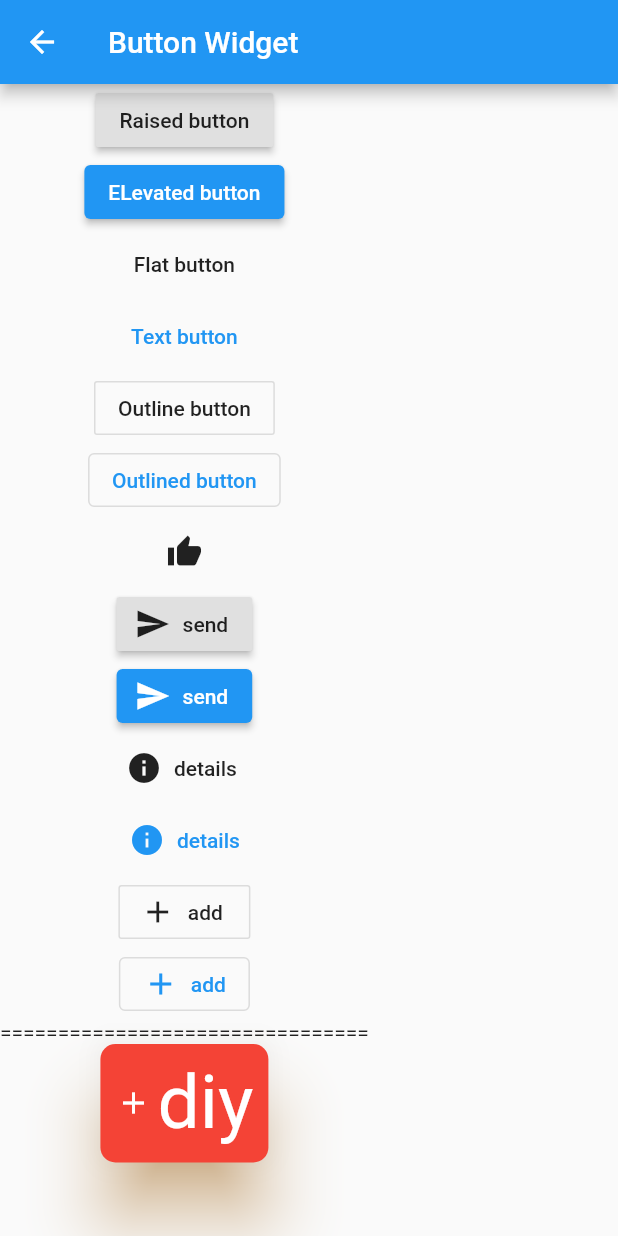
After one commit to zincPower/flutter-study-2021, a Flutter app: the ButtonWidgetPage screen opened directly, on a phone screen of 412 x 824 dp. The commit adds this screen. Run offline on Flutter 3.47's test engine with Material 2 defaults, Android fonts, the phone set to English and light mode, and no system bars.

Commit message:
feat: 增加 button

```diff
--- /dev/null
+++ b/lib/widget/button_widget_page.dart
@@ -0,0 +1,140 @@
+import 'package:flutter/material.dart';
+
+/// 按钮
+class ButtonWidgetPage extends StatelessWidget {
+  const ButtonWidgetPage({Key? key}) : super(key: key);
+
+  Color getColor(Set<MaterialState> states) {
+    const Set<MaterialState> interactiveStates = <MaterialState>{
+      MaterialState.pressed,
+      MaterialState.hovered,
+      MaterialState.focused,
+    };
+    if (states.any(interactiveStates.contains)) {
+      return Colors.blue;
+    }
+    return Colors.red;
+  }
+
+  @override
+  Widget build(BuildContext context) {
+    return Scaffold(
+      appBar: AppBar(
+        title: Text('Button Widget'),
+      ),
+      body: Column(
+        children: [
+          RaisedButton(
+            onPressed: () {},
+            child: Text('Raised button'),
+          ),
+          ElevatedButton(
+            onPressed: () {},
+            child: Text('ELevated button'),
+          ),
+          FlatButton(
+            onPressed: () {},
+            child: Text('Flat button'),
+          ),
+          TextButton(
+            onPressed: () {},
+            child: Text('Text button'),
+          ),
+          OutlineButton(
+            onPressed: () {},
+            child: Text('Outline button'),
+          ),
+          OutlinedButton(
+            onPressed: () {},
+            child: Text('Outlined button'),
+          ),
+          IconButton(
+            icon: Icon(Icons.thumb_up),
+            onPressed: () {},
+          ),
+          RaisedButton.icon(
+            onPressed: () {},
+            icon: Icon(Icons.send),
+            label: Text('send'),
+          ),
+          ElevatedButton.icon(
+            onPressed: () {},
+            icon: Icon(Icons.send),
+            label: Text('send'),
+          ),
+          FlatButton.icon(
+            icon: Icon(Icons.info),
+            label: Text("details"),
+            onPressed: () {},
+          ),
+          TextButton.icon(
+            icon: Icon(Icons.info),
+            label: Text("details"),
+            onPressed: () {},
+          ),
+          OutlineButton.icon(
+            icon: Icon(Icons.add),
+            label: Text("add"),
+            onPressed: () {},
+          ),
+          OutlinedButton.icon(
+            icon: Icon(Icons.add),
+            label: Text("add"),
+            onPressed: () {},
+          ),
+          Text('================================'),
+          TextButton.icon(
+            icon: Icon(Icons.add),
+            style: ButtonStyle(
+              // 背景色
+              backgroundColor: MaterialStateProperty.resolveWith(getColor),
+              // 文本样式
+              textStyle: MaterialStateProperty.resolveWith((states) {
+                return TextStyle(
+                  fontSize: 50,
+                );
+              }),
+              // 字体颜色
+              foregroundColor: MaterialStateProperty.resolveWith((states) {
+                return Colors.white;
+              }),
+              // 水波纹颜色
+              overlayColor: MaterialStateProperty.resolveWith((states) {
+                return Colors.purpleAccent;
+              }),
+              // 阴影颜色
+              shadowColor: MaterialStateProperty.resolveWith((states) {
+                return Colors.orangeAccent;
+              }),
+              // 阴影范围
+              elevation: MaterialStateProperty.resolveWith((states) {
+                return 20.0;
+              }),
+              // 内边距
+              padding: MaterialStateProperty.resolveWith((states) {
+                return EdgeInsets.all(10.0);
+              }),
+              // minimumSize:,
+              // side:,
+              // 圆角
+              shape: MaterialStateProperty.resolveWith((states) {
+                return RoundedRectangleBorder(
+                  borderRadius: BorderRadius.circular(10.0),
+                );
+              }),
+              // mouseCursor:,
+              // visualDensity:,
+              // tapTargetSize:,
+              // animationDuration: Duration(seconds: 50),
+              // enableFeedback:,
+              // 对其方式
+              alignment: Alignment.bottomRight,
+            ),
+            onPressed: () {},
+            label: Text('diy'),
+          ),
+        ],
+      ),
+    );
+  }
+}
--- a/lib/widget/widget_main.dart
+++ b/lib/widget/widget_main.dart
@@ -1,4 +1,5 @@
 import 'package:flutter/material.dart';
+import 'package:flutter_study_2021/widget/button_widget_page.dart';
 import 'package:flutter_study_2021/widget/text_widget_page.dart';
 
 void main() {
@@ -70,6 +71,17 @@ class _MyHomePageState extends State<MyHomePage> {
               },
               child: Text('Text Family Page'),
             ),
+            TextButton(
+              onPressed: () {
+                Navigator.push(
+                  context,
+                  MaterialPageRoute(
+                    builder: (context) => ButtonWidgetPage(),
+                  ),
+                );
+              },
+              child: Text('Button Page'),
+            ),
           ],
         ),
       ),
```
Also changed, not shown: 3 other files.
